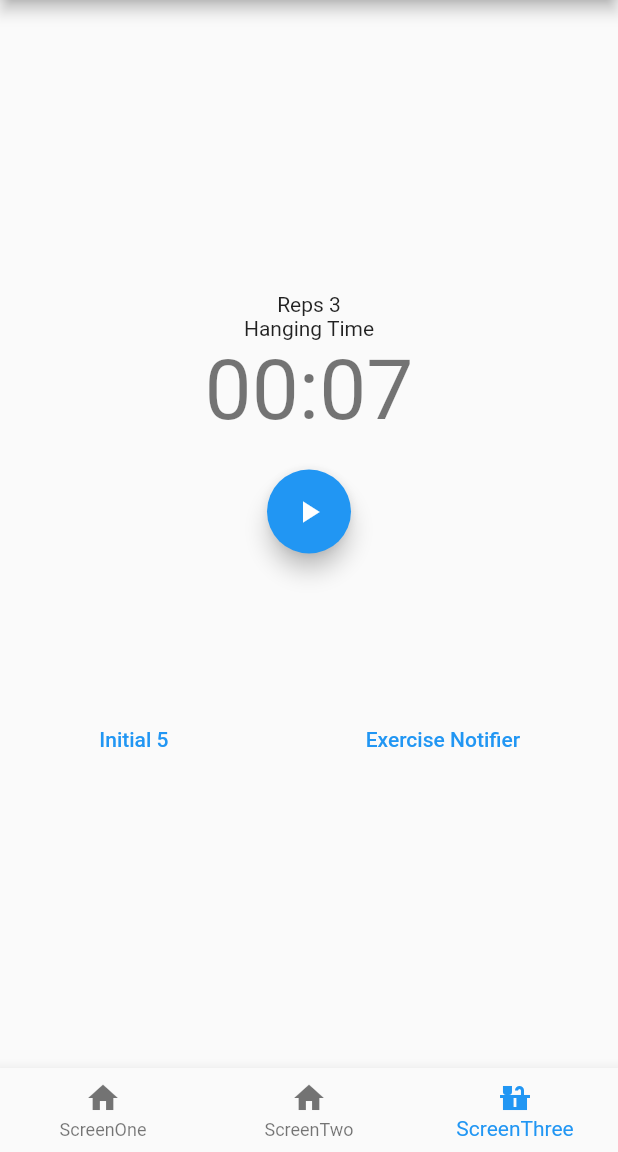
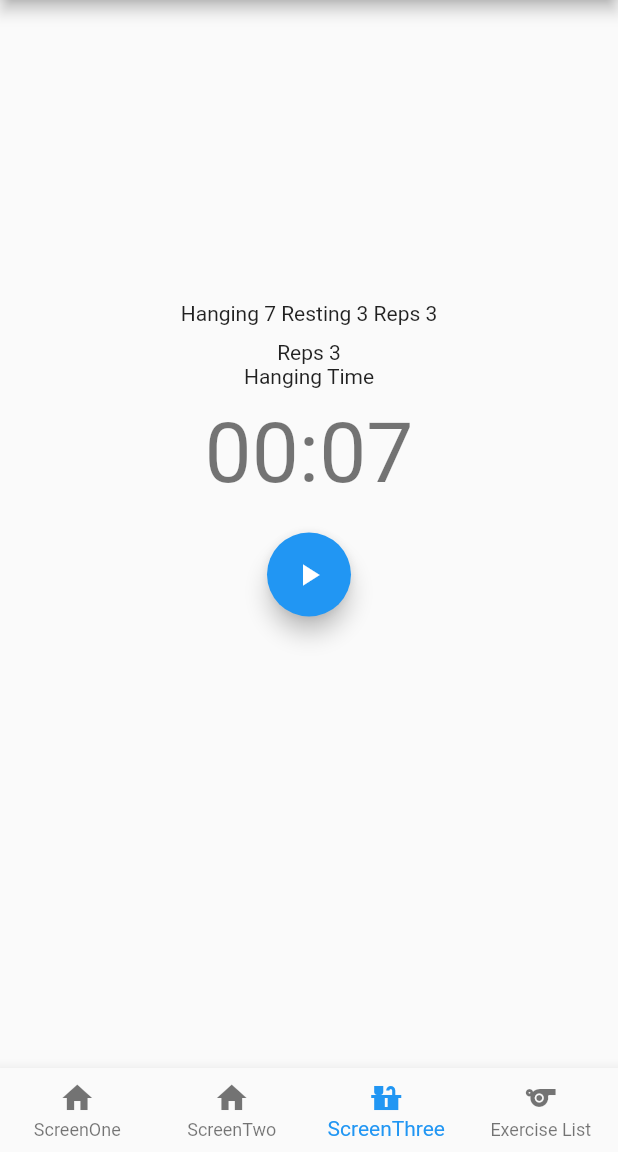
Before and after one commit to Noamagnus/riverpod_lesson_1, a Flutter app: the screen it shows after launch, item 3 of the bottom bar chosen, on a phone screen of 412 x 824 dp, the part 84-1236 px from its top. Run offline on Flutter 3.47's test engine with Material 2 defaults, Android fonts, the phone set to English and light mode, and no system bars; our stand-ins replace flutter_hooks, flutter_riverpod, hooks_riverpod, numberpicker.

Commit message:
added exercise list

```diff
--- a/lib/models/exercise_model.dart
+++ b/lib/models/exercise_model.dart
@@ -1,15 +1,19 @@
 import 'dart:math';
 
 import 'package:my_first_riverpod/providers/exercise_provider.dart';
+import 'package:uuid/uuid.dart';
 
 class Exercise {
+  final String uuid;
   final int hangingTime;
   final int restingTime;
   final int reps;
   final ExerciseState exerciseState;
+
   // final ExerciseState exerciseState;
 
   const Exercise({
+    required this.uuid,
     required this.hangingTime,
     required this.restingTime,
     required this.reps,
@@ -17,12 +21,14 @@ class Exercise {
   });
 
   Exercise copyWith({
+    String? uuid,
     int? hangingTime,
     int? restingTime,
     int? reps,
     ExerciseState? exerciseState,
   }) {
     return Exercise(
+      uuid: uuid?? this.uuid,
       hangingTime: hangingTime ?? this.hangingTime,
       restingTime: restingTime ?? this.restingTime,
       reps: reps ?? this.reps,
--- a/lib/screens/home_page.dart
+++ b/lib/screens/home_page.dart
@@ -1,6 +1,7 @@
 import 'package:flutter/material.dart';
 import 'package:flutter_riverpod/flutter_riverpod.dart';
 import 'package:my_first_riverpod/providers/providers.dart';
+import 'package:my_first_riverpod/screens/exercise_list.dart';
 import 'package:my_first_riverpod/screens/screen_two.dart';
 import 'package:my_first_riverpod/screens/screen_one.dart';
 import 'package:my_first_riverpod/screens/screen_three.dart';
@@ -23,6 +24,7 @@ class MyHomePage extends ConsumerWidget {
         // body: currentIndex == 0 ? FirstScreen() : SecondScreen(),
 
         bottomNavigationBar: BottomNavigationBar(
+          type: BottomNavigationBarType.fixed,
           currentIndex: currentIndex,
           onTap: (index) {
             ref.watch(bottomNavigationBarProvider.notifier).setIndex(index);
@@ -31,6 +33,7 @@ class MyHomePage extends ConsumerWidget {
             BottomNavigationBarItem(label: 'ScreenOne', icon: Icon(Icons.home)),
             BottomNavigationBarItem(label: 'ScreenTwo', icon: Icon(Icons.home)),
             BottomNavigationBarItem(label: 'ScreenThree', icon: Icon(Icons.countertops)),
+            BottomNavigationBarItem(label: 'Exercise List', icon: Icon(Icons.sports)),
           ],
         ));
   }
@@ -42,6 +45,8 @@ Widget renderPage(int index){
       return const SecondScreen();
     case 2:
     return const ThirdScreen();
+    case 3:
+    return const ExerciseListScreen();
     default:
     return const FirstScreen();
   }
--- a/lib/screens/screen_three.dart
+++ b/lib/screens/screen_three.dart
@@ -13,45 +13,40 @@ class ThirdScreen extends ConsumerWidget {
   @override
   Widget build(BuildContext context, WidgetRef ref) {
     final timerState = ref.watch(timerProvider);
+    final exercise = ref.watch(exerciseNotifierProvider);
     return Center(
       child: Column(
         mainAxisAlignment: MainAxisAlignment.center,
         children: <Widget>[
           Column(
             children: [
+              Text(
+                  'Hanging ${exercise.hangingTime} Resting ${exercise.restingTime} Reps ${exercise.reps}'),
+              const SizedBox(
+                height: 10,
+              ),
               Text('Reps ${timerState.reps}'),
               if (timerState.timerExerciseState == TimerExerciseState.hangTime) ...[
                 const Text('Hanging Time')
               ],
               if (timerState.timerExerciseState == TimerExerciseState.restTime) ...[
                 const Text('Resting Time'),
-              ]
+              ],
+              const SizedBox(
+                height: 10,
+              ),
             ],
           ),
           Consumer(
             builder: (BuildContext context, WidgetRef ref, Widget? child) {
               return Column(
-                children: [
-                  const TimerTextWidget(),
-                  const SizedBox(height: 20),
-                  const ButtonsContainer(),
-                  const SizedBox(
+                children: const [
+                  TimerTextWidget(),
+                  SizedBox(height: 20),
+                  ButtonsContainer(),
+                  SizedBox(
                     height: 100,
                   ),
-                  Row(
-                    mainAxisAlignment: MainAxisAlignment.spaceAround,
-                    children: [
-                      TextButton(
-                        child: const Text('Initial 5'),
-                        onPressed: () {},
-                        // onPressed: () => ref.read(timerProvider.notifier).start(5),
-                      ),
-                      TextButton(
-                        child: const Text('Exercise Notifier'),
-                        onPressed: () => ref.read(timerProvider.notifier).start(),
-                      ),
-                    ],
-                  )
                 ],
               );
             },
--- a/pubspec.yaml
+++ b/pubspec.yaml
@@ -16,6 +16,7 @@ dependencies:
   flutter_riverpod: ^1.0.1
   hooks_riverpod: ^1.0.2
   numberpicker: ^2.1.1
+  uuid: ^3.0.5
 
 dev_dependencies:
   flutter_lints: ^1.0.0
```
Also changed, not shown: lib/providers/exercise_list_notifier.dart (added, +50 -0 lines), lib/providers/exercise_provider.dart (+8 -5 lines), lib/providers/timer_notifier.dart (+2 -6 lines), lib/screens/exercise_list.dart (added, +30 -0 lines), lib/screens/screen_one.dart (+12 -10 lines), lib/services/services.dart (line endings or trailing spaces), pubspec.lock.
